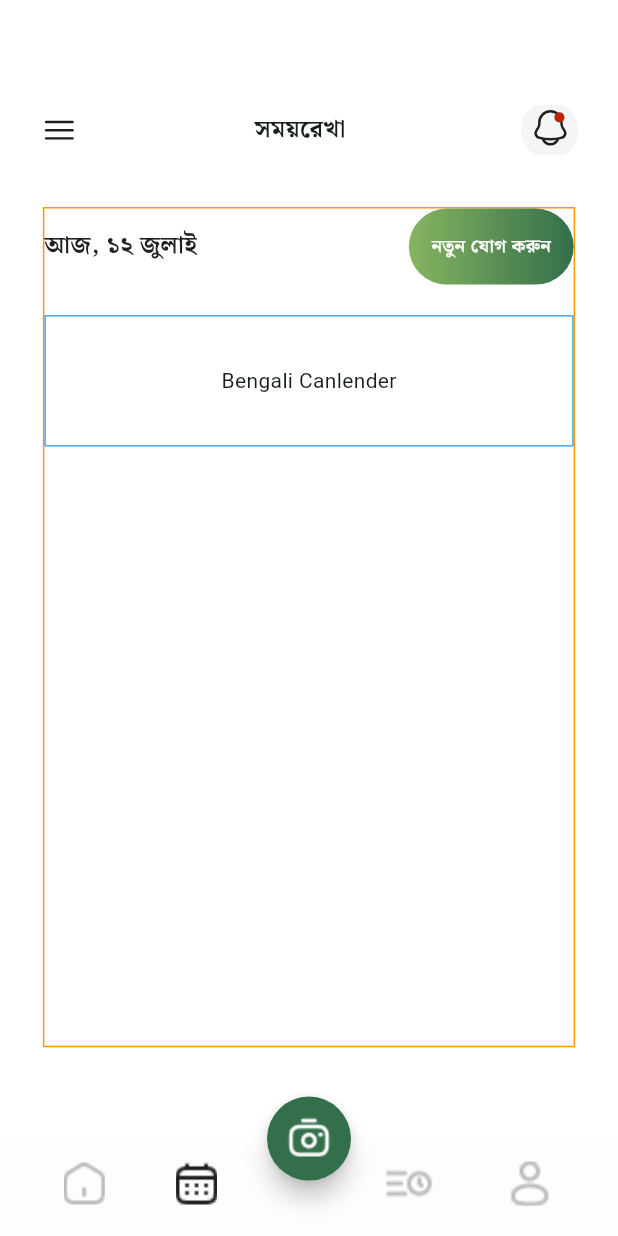
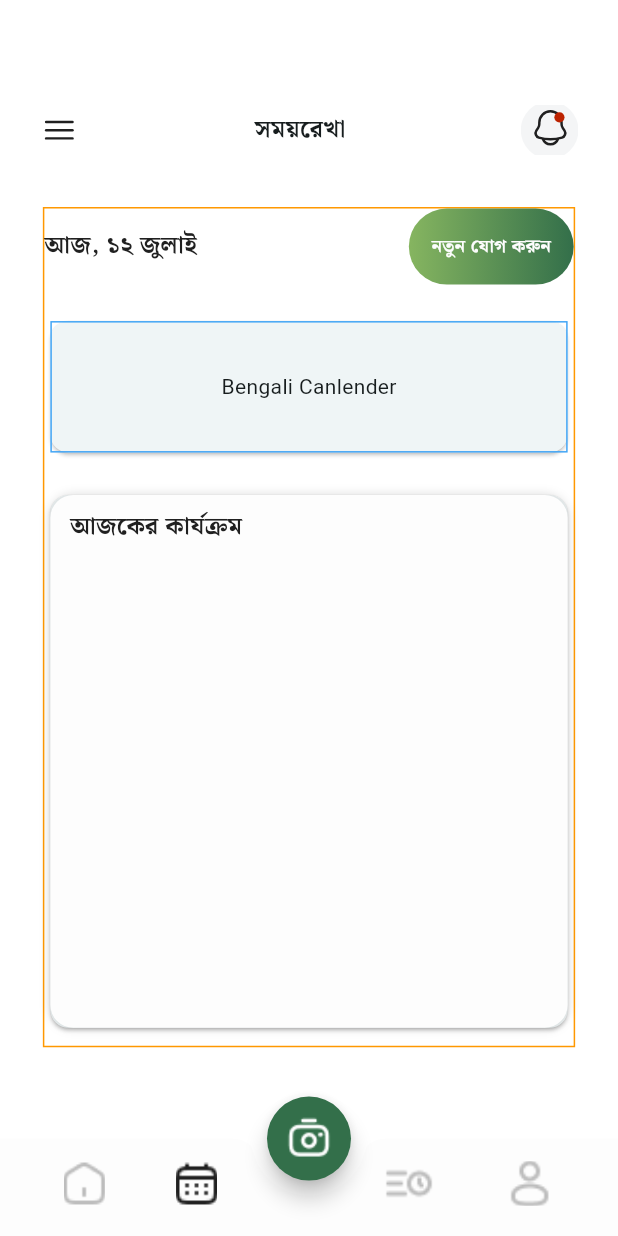
Before and after one commit to hossain-eee/Assginment-Project, a Flutter app: the screen it shows after launch, on a phone screen of 412 x 824 dp. Run offline on Flutter 3.47's test engine with Material 3 defaults, Android fonts, the phone set to English and light mode, and no system bars; our stand-ins replace flutter_screenutil, flutter_svg, get, google_fonts.

Commit message:
#2 body content title has been implemented

```diff
--- a/lib/presentation/ui/screens/time_line_screen.dart
+++ b/lib/presentation/ui/screens/time_line_screen.dart
@@ -34,14 +34,60 @@ class TimeLineScreen extends StatelessWidget {
                     SizedBox(
                       height: 20.h,
                     ),
-                    Container(
-                      height: 86.39.h,
-                      width: double.infinity,
-                      decoration: BoxDecoration(
-                        border: Border.all(color: Colors.blue.shade400),
+                    Card(
+                      elevation: 1,
+                      child: Container(
+                        height: 86.39.h,
+                        width: double.infinity,
+                        decoration: BoxDecoration(
+                          border: Border.all(color: Colors.blue.shade400),
+                        ),
+                        alignment: Alignment.center,
+                        child: const Text('Bengali Canlender'),
                       ),
-                      alignment: Alignment.center,
-                      child: Text('Bengali Canlender'),
+                    ),
+                    SizedBox(
+                      height: 20.h,
+                    ),
+                    Card(
+                      elevation: 1,
+                      child: Container(
+                          height: 350.h,
+                          width: double.infinity,
+                          decoration: BoxDecoration(
+                              // border: Border.all(color: Colors.red),
+                              color: AppColor.navColor,
+                              borderRadius: BorderRadius.circular(15.r),
+                              boxShadow: const [
+                                BoxShadow(
+                                  color: Color(
+                                      0x26000000), // This is the equivalent of #00000026
+                                  blurRadius: 5,
+                                  spreadRadius: 0,
+                                  offset: Offset(0, 0),
+                                ),
+                              ]),
+                          child: Padding(
+                            padding: EdgeInsets.symmetric(
+                              horizontal: 12.w,
+                              vertical: 10.h,
+                            ),
+                            child: Column(
+                              mainAxisAlignment: MainAxisAlignment.start,
+                              crossAxisAlignment: CrossAxisAlignment.start,
+                              children: [
+                                Text(
+                                  'আজকের কার্যক্রম',
+                                  style: GoogleFonts.notoSerifBengali(
+                                    fontSize: 16.sp,
+                                    fontWeight: FontWeight.w700,
+                                    color: AppColor.boldFont,
+                                  ),
+                                ),
+
+                              ],
+                            ),
+                          )),
                     ),
                   ],
                 ),
```
